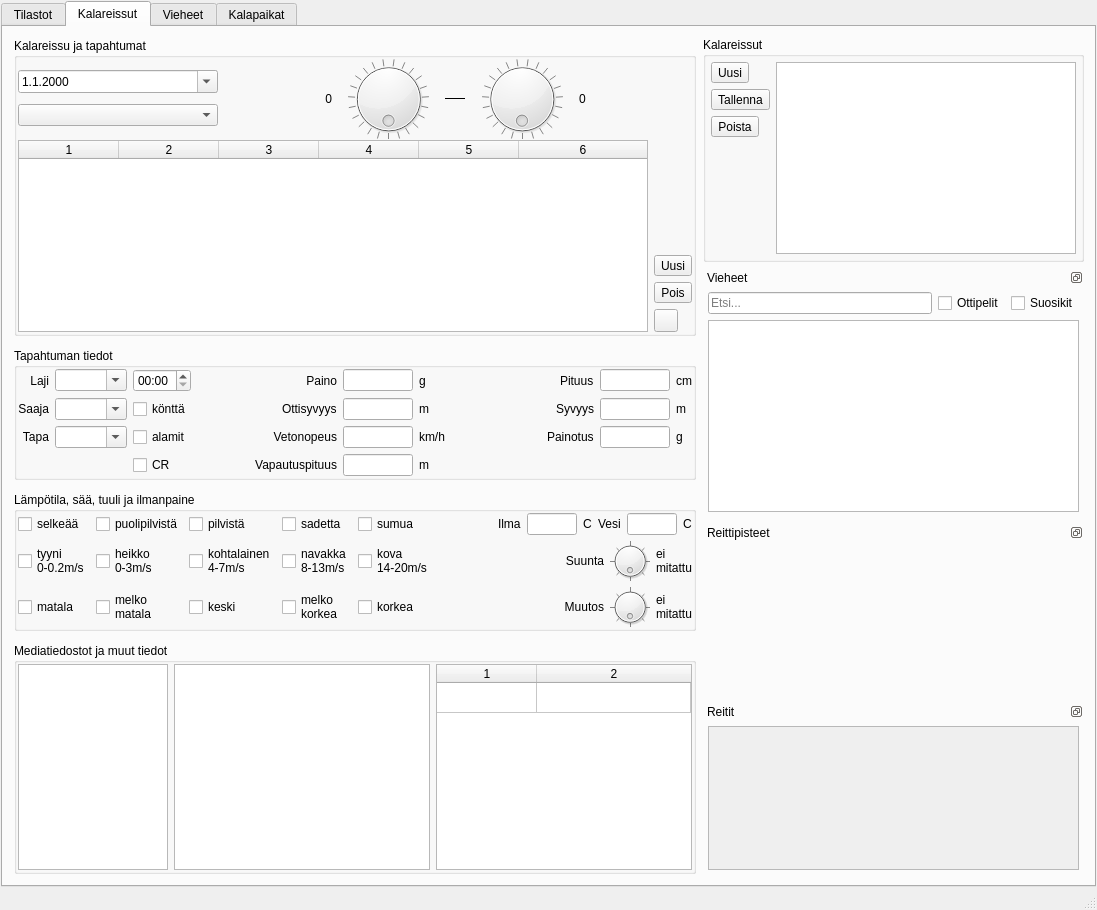
This is mainwindow.ui in samuliwritescode/uistelupaivakirja-desktop as Qt 5 draws it before an edit. The edited form follows.
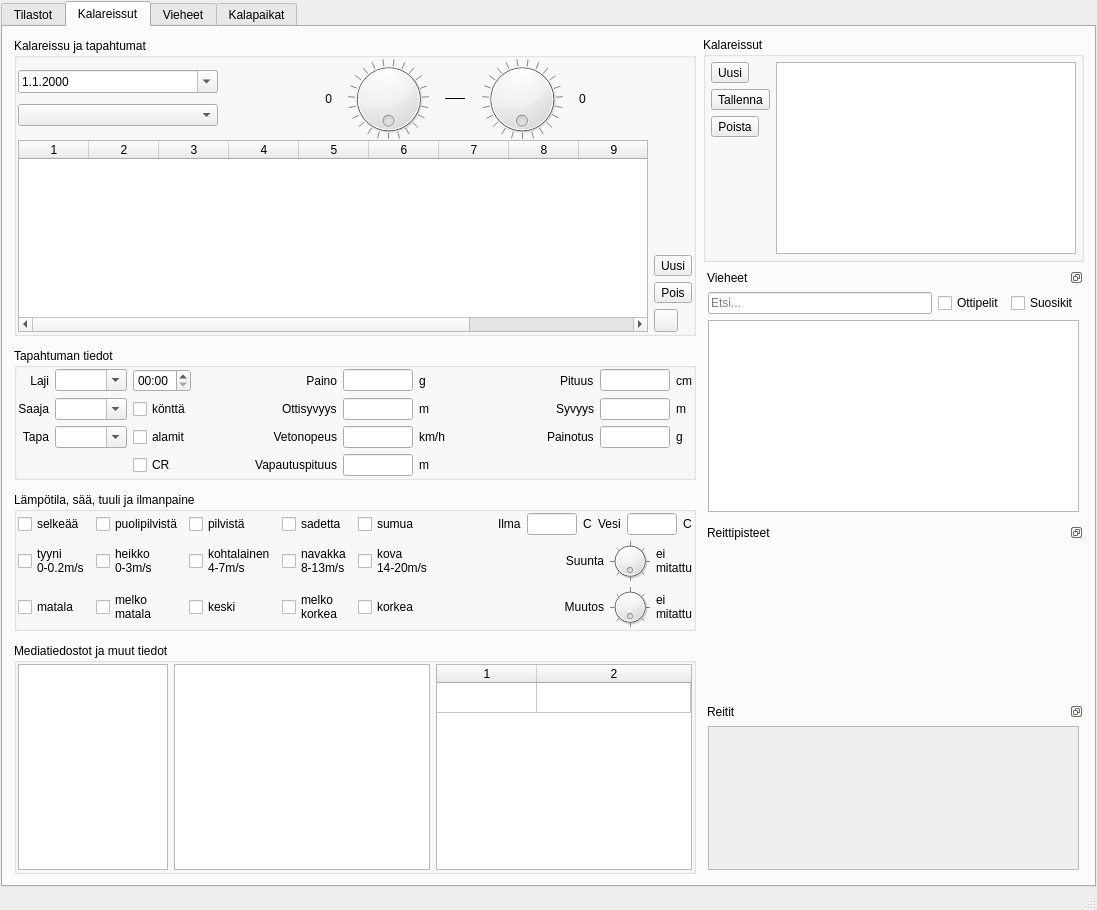
This is the edited form. Icons and pictures are not drawn.

Commit message: -Kalalistassa enemmän sarakkeita

What changed in the file:
```diff
--- a/mainwindow.ui
+++ b/mainwindow.ui
@@ -355,11 +355,17 @@
                   <bool>false</bool>
                  </property>
                  <property name="columnCount">
-                  <number>6</number>
+                  <number>11</number>
                  </property>
+                 <attribute name="horizontalHeaderDefaultSectionSize">
+                  <number>70</number>
+                 </attribute>
                  <attribute name="horizontalHeaderStretchLastSection">
                   <bool>true</bool>
                  </attribute>
+                 <attribute name="verticalHeaderVisible">
+                  <bool>false</bool>
+                 </attribute>
                  <attribute name="verticalHeaderDefaultSectionSize">
                   <number>20</number>
                  </attribute>
@@ -369,6 +375,11 @@
                  <column/>
                  <column/>
                  <column/>
+                 <column/>
+                 <column/>
+                 <column/>
+                 <column/>
+                 <column/>
                 </widget>
                </item>
                <item>
```
The commit also changes 2 other files.
